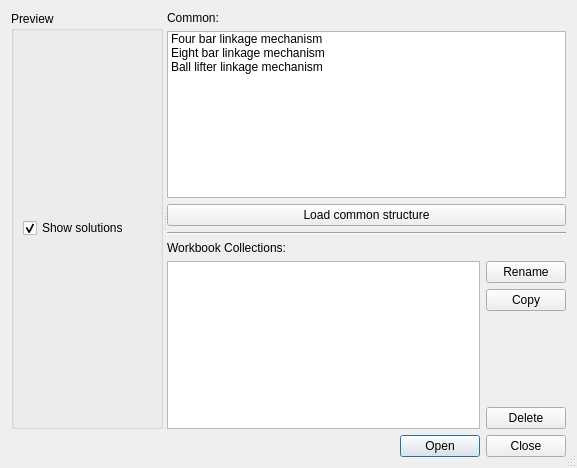
Qt form core/synthesis/Collections/TriangularIteration_dialog/collections.ui (KmolYuan/Pyslvs-UI) before a commit.
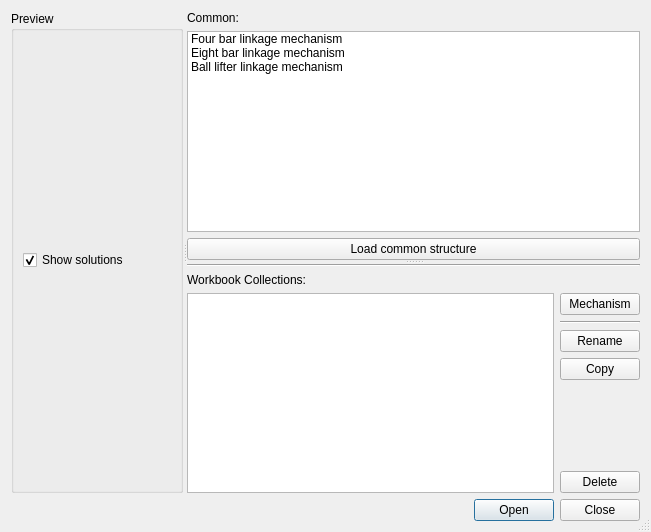
The same form after that commit. Icons and pictures are not drawn.

Commit message: Add support for using ready-made mechanism from main canvas.

```diff
--- a/core/synthesis/Collections/TriangularIteration_dialog/collections.ui
+++ b/core/synthesis/Collections/TriangularIteration_dialog/collections.ui
@@ -6,8 +6,8 @@
    <rect>
     <x>0</x>
     <y>0</y>
-    <width>577</width>
-    <height>468</height>
+    <width>651</width>
+    <height>532</height>
    </rect>
   </property>
   <property name="windowTitle">
@@ -26,12 +26,6 @@
   <layout class="QVBoxLayout" name="verticalLayout_4">
    <item>
     <widget class="QSplitter" name="main_splitter">
-     <property name="sizePolicy">
-      <sizepolicy hsizetype="Expanding" vsizetype="Expanding">
-       <horstretch>0</horstretch>
-       <verstretch>0</verstretch>
-      </sizepolicy>
-     </property>
      <property name="orientation">
       <enum>Qt::Horizontal</enum>
      </property>
@@ -52,9 +46,11 @@
        </item>
       </layout>
      </widget>
+     <widget class="QSplitter" name="sub_splitter">
+      <property name="orientation">
+       <enum>Qt::Vertical</enum>
+      </property>
      <widget class="QWidget" name="layoutWidget">
-      <layout class="QVBoxLayout" name="verticalLayout_3">
-       <item>
         <layout class="QVBoxLayout" name="verticalLayout_2">
          <item>
           <widget class="QLabel" name="common_label">
@@ -94,7 +90,9 @@
           </widget>
          </item>
         </layout>
-       </item>
+      </widget>
+      <widget class="QWidget" name="verticalLayoutWidget">
+       <layout class="QVBoxLayout" name="verticalLayout_3">
        <item>
         <widget class="Line" name="line">
          <property name="orientation">
@@ -116,6 +114,24 @@
          </item>
          <item>
           <layout class="QVBoxLayout" name="verticalLayout">
+            <item>
+             <widget class="QPushButton" name="workbook_button">
+              <property name="text">
+               <string>Mechanism</string>
+              </property>
+              <property name="icon">
+               <iconset resource="../../../../icons.qrc">
+                <normaloff>:/icons/mechanism.png</normaloff>:/icons/mechanism.png</iconset>
+              </property>
+             </widget>
+            </item>
+            <item>
+             <widget class="Line" name="line_2">
+              <property name="orientation">
+               <enum>Qt::Horizontal</enum>
+              </property>
+             </widget>
+            </item>
            <item>
             <widget class="QPushButton" name="rename_button">
              <property name="text">
@@ -173,6 +189,7 @@
         </layout>
        </item>
       </layout>
+      </widget>
      </widget>
     </widget>
    </item>
```
Lines whose indentation alone changed are shown as unchanged. The commit also changes 6 other files.
